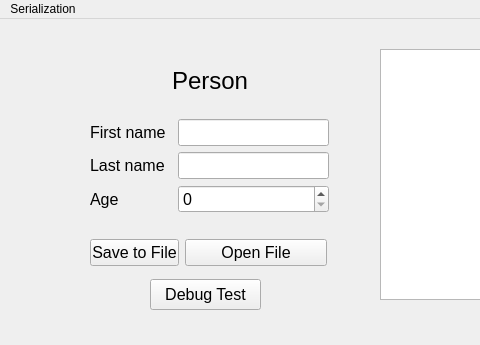
The window that frmmain.ui (Charly-Wolf/serialization_QT) describes before a commit, drawn with Qt 5; both pictures show x 0 to 480 and y 0 to 345 of the 795 by 345 pixel window.
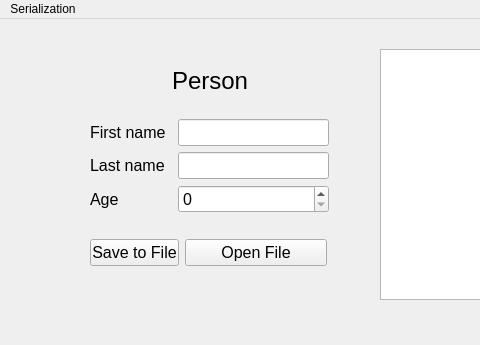
The same window after the commit.

Commit message: Removed Debug button and added functionality to the save and load buttons

What changed in the file:
```diff
--- a/frmmain.ui
+++ b/frmmain.ui
@@ -137,24 +137,6 @@
      </item>
     </layout>
    </widget>
-   <widget class="QPushButton" name="btn_debug">
-    <property name="geometry">
-     <rect>
-      <x>150</x>
-      <y>260</y>
-      <width>111</width>
-      <height>31</height>
-     </rect>
-    </property>
-    <property name="font">
-     <font>
-      <pointsize>12</pointsize>
-     </font>
-    </property>
-    <property name="text">
-     <string>Debug Test</string>
-    </property>
-   </widget>
    <widget class="QTextBrowser" name="tb_output">
     <property name="geometry">
      <rect>
```
The commit also changes 2 other files.
